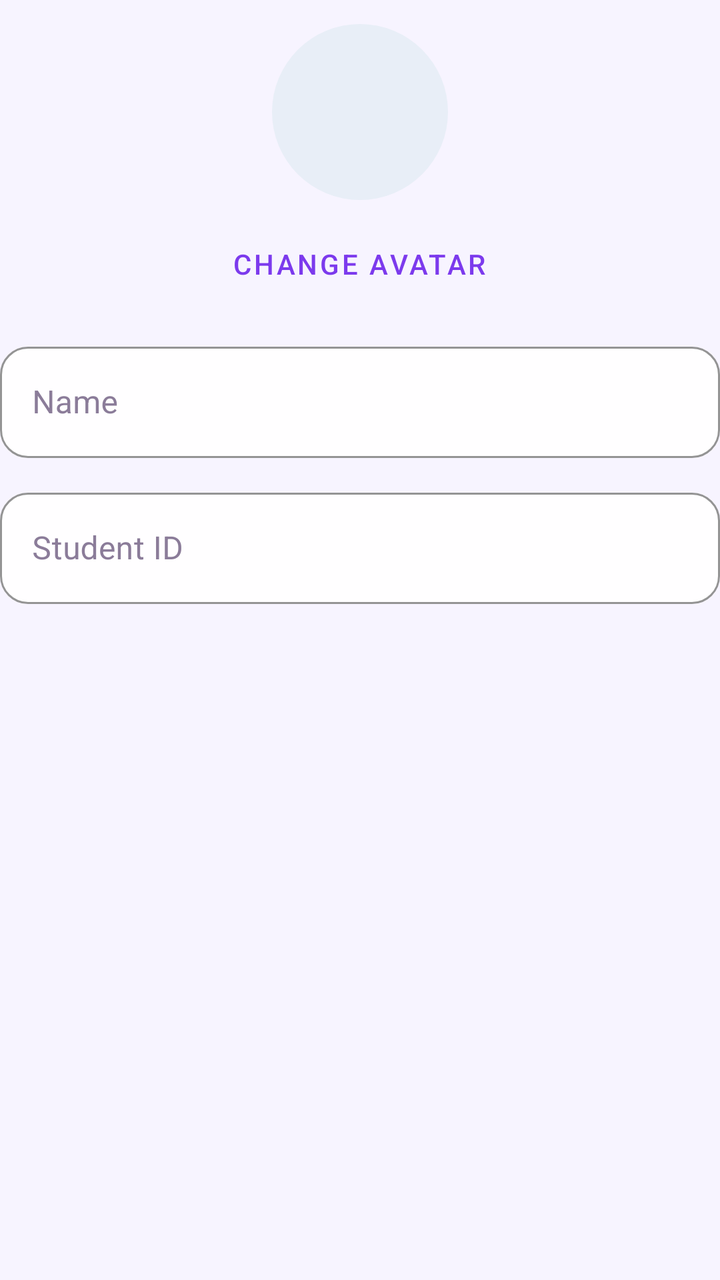
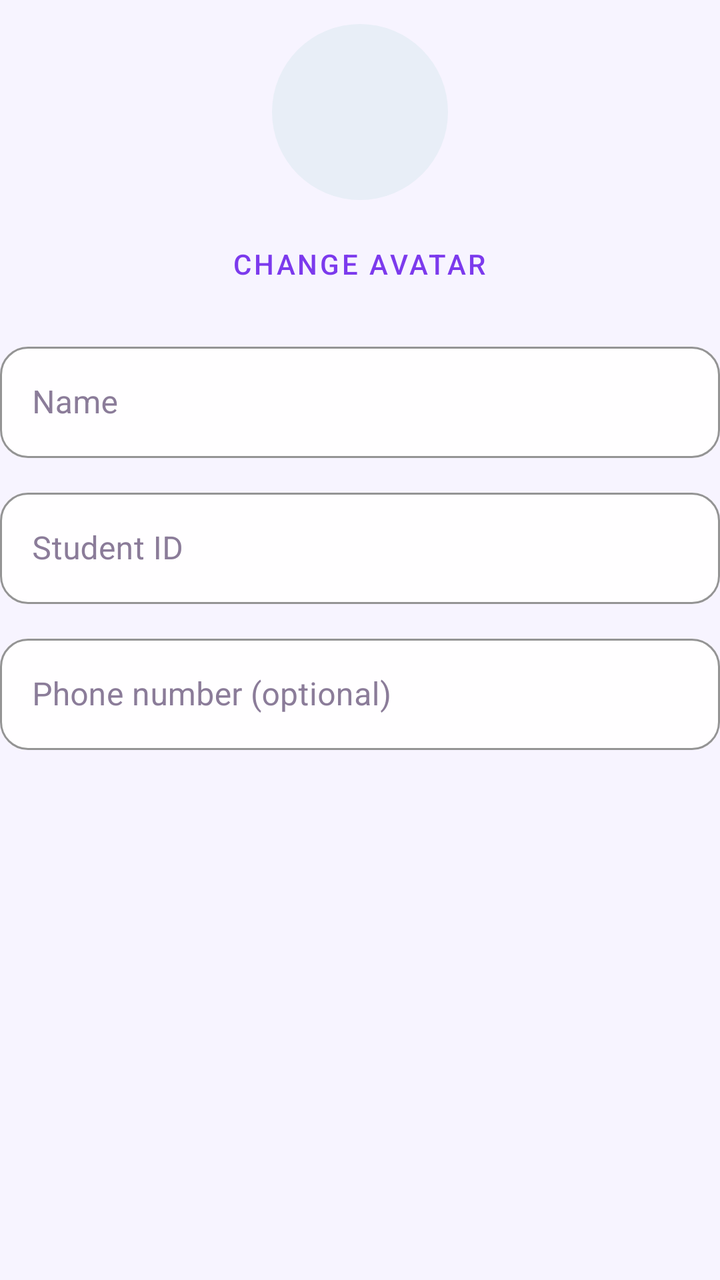

Before-and-after screenshots of an Android layout around one commit, followed by the original layout XML and the change that was made.
<!-- AndroidManifest.xml: application theme Theme.HWiXeL -->
<!-- res/layout/dialog_edit_profile.xml -->
<?xml version="1.0" encoding="utf-8"?>
<LinearLayout xmlns:android="http://schemas.android.com/apk/res/android"
    xmlns:app="http://schemas.android.com/apk/res-auto"
    android:layout_width="match_parent"
    android:layout_height="wrap_content"
    android:orientation="vertical"
    android:paddingTop="12dp">

    <ImageView
        android:id="@+id/avatarPreviewImageView"
        android:layout_width="88dp"
        android:layout_height="88dp"
        android:layout_gravity="center_horizontal"
        android:background="@drawable/circle_background"
        android:contentDescription="@string/content_description_avatar"
        android:scaleType="centerCrop" />

    <com.google.android.material.button.MaterialButton
        android:id="@+id/changeAvatarButton"
        style="@style/Widget.HWiXeL.Button.Text"
        android:layout_width="wrap_content"
        android:layout_height="wrap_content"
        android:layout_gravity="center_horizontal"
        android:layout_marginTop="8dp"
        android:text="@string/profile_change_avatar" />

    <com.google.android.material.textfield.TextInputLayout
        android:id="@+id/nameInput"
        style="@style/Widget.HWiXeL.TextInputLayout"
        android:layout_width="match_parent"
        android:layout_height="wrap_content"
        android:layout_marginTop="12dp"
        android:hint="@string/name_label">

        <com.google.android.material.textfield.TextInputEditText
            android:layout_width="match_parent"
            android:layout_height="wrap_content"
            android:inputType="textPersonName" />
    </com.google.android.material.textfield.TextInputLayout>

    <com.google.android.material.textfield.TextInputLayout
        android:id="@+id/studentIdInput"
        style="@style/Widget.HWiXeL.TextInputLayout"
        android:layout_width="match_parent"
        android:layout_height="wrap_content"
        android:layout_marginTop="12dp"
        android:hint="@string/student_id_label">

        <com.google.android.material.textfield.TextInputEditText
            android:layout_width="match_parent"
            android:layout_height="wrap_content"
            android:inputType="text" />
    </com.google.android.material.textfield.TextInputLayout>
</LinearLayout>
<!-- resources referenced by this layout -->
<resources>
  <!-- drawable circle_background (drawable) -->
  <?xml version="1.0" encoding="utf-8"?>
  <shape xmlns:android="http://schemas.android.com/apk/res/android"
      android:shape="oval">
      <solid android:color="@color/avatar_circle_background" />
  </shape>
  <string name="content_description_avatar">User avatar</string>
  <string name="name_label">Name</string>
  <string name="profile_change_avatar">Change avatar</string>
  <string name="student_id_label">Student ID</string>
  <style name="Widget.HWiXeL.Button.Text" parent="Widget.MaterialComponents.Button.TextButton">
          <item name="android:textColor">@color/brand_violet_light</item>
      </style>
  <style name="Widget.HWiXeL.TextInputLayout" parent="Widget.MaterialComponents.TextInputLayout.OutlinedBox">
          <item name="boxBackgroundColor">@color/glass_fill</item>
          <item name="boxStrokeColor">@color/glass_border_strong</item>
          <item name="boxStrokeWidth">1dp</item>
          <item name="boxCornerRadiusTopStart">14dp</item>
          <item name="boxCornerRadiusTopEnd">14dp</item>
          <item name="boxCornerRadiusBottomStart">14dp</item>
          <item name="boxCornerRadiusBottomEnd">14dp</item>
          <item name="hintTextColor">@color/text_secondary</item>
          <item name="android:textColorHint">@color/text_hint</item>
      </style>
  <color name="avatar_circle_background">#FFE8EEF7</color>
  <color name="brand_violet_light">#7C3AED</color>
  <color name="glass_fill">#F2FFFFFF</color>
  <color name="glass_border_strong">#4D6D28D9</color>
  <color name="text_secondary">#625173</color>
  <color name="text_hint">#8B7C99</color>
  <color name="brand_violet">#6D28D9</color>
  <color name="brand_violet_dark">#4C1D95</color>
  <color name="text_on_primary">#FFFFFF</color>
  <color name="brand_violet_container">#EDE9FE</color>
  <color name="brand_cyan">#06B6D4</color>
  <color name="brand_cyan_light">#67E8F9</color>
  <color name="bg_dark">#F7F4FF</color>
  <color name="bg_surface">#FFFFFF</color>
  <color name="text_primary">#1F1235</color>
  <color name="bg_surface_2">#F0EAFB</color>
  <color name="brand_rose">#F43F5E</color>
  <style name="ShapeAppearance.HWiXeL.MediumComponent" parent="ShapeAppearance.MaterialComponents.MediumComponent">
          <item name="cornerSize">16dp</item>
      </style>
  <style name="ShapeAppearance.HWiXeL.LargeComponent" parent="ShapeAppearance.MaterialComponents.LargeComponent">
          <item name="cornerSize">24dp</item>
      </style>
  <style name="Widget.HWiXeL.BottomNavigationView" parent="Widget.MaterialComponents.BottomNavigationView">
          <item name="android:background">@drawable/bg_bottom_nav</item>
          <item name="itemIconTint">@color/nav_item_color</item>
          <item name="itemTextColor">@color/nav_item_color</item>
          <item name="labelVisibilityMode">labeled</item>
      </style>
  <style name="Widget.HWiXeL.FloatingActionButton" parent="Widget.MaterialComponents.FloatingActionButton">
          <item name="backgroundTint">@color/brand_violet</item>
          <item name="tint">@color/white</item>
          <item name="elevation">12dp</item>
      </style>
  <!-- drawable bg_bottom_nav (drawable-night) -->
  <?xml version="1.0" encoding="utf-8"?>
  <shape xmlns:android="http://schemas.android.com/apk/res/android"
      android:shape="rectangle">
      <solid android:color="#CC1A1630" />
      <stroke android:width="1dp" android:color="#33FFFFFF" />
      <corners
          android:topLeftRadius="24dp"
          android:topRightRadius="24dp" />
  </shape>
  <color name="white">#FFFFFFFF</color>
  <!-- unchanged entries left out for length: 1 -->
</resources>

<!-- the commit's change to res/layout/dialog_edit_profile.xml (unified diff, before → after) -->
@@ -51,4 +51,18 @@
             android:layout_height="wrap_content"
             android:inputType="text" />
     </com.google.android.material.textfield.TextInputLayout>
+
+    <com.google.android.material.textfield.TextInputLayout
+        android:id="@+id/phoneInput"
+        style="@style/Widget.HWiXeL.TextInputLayout"
+        android:layout_width="match_parent"
+        android:layout_height="wrap_content"
+        android:layout_marginTop="12dp"
+        android:hint="@string/phone_label">
+
+        <com.google.android.material.textfield.TextInputEditText
+            android:layout_width="match_parent"
+            android:layout_height="wrap_content"
+            android:inputType="phone" />
+    </com.google.android.material.textfield.TextInputLayout>
 </LinearLayout>
<!-- resource entries referenced after the edit -->
@@ -8,6 +8,7 @@
   </shape>
   <string name="content_description_avatar">User avatar</string>
   <string name="name_label">Name</string>
+  <string name="phone_label">Phone number (optional)</string>
   <string name="profile_change_avatar">Change avatar</string>
   <string name="student_id_label">Student ID</string>
   <style name="Widget.HWiXeL.Button.Text" parent="Widget.MaterialComponents.Button.TextButton">
